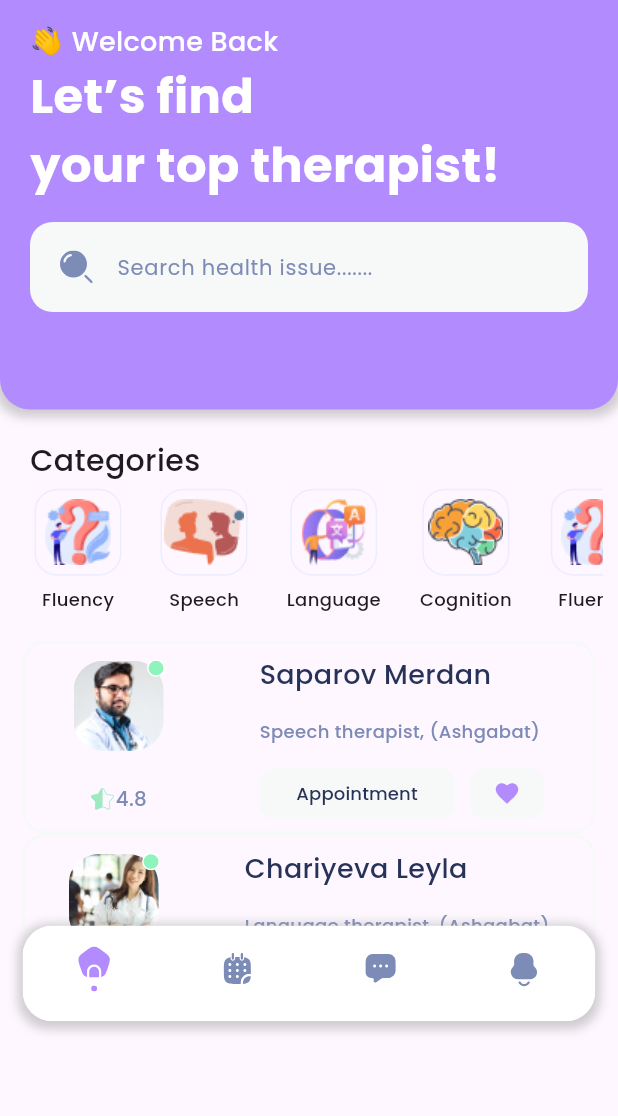
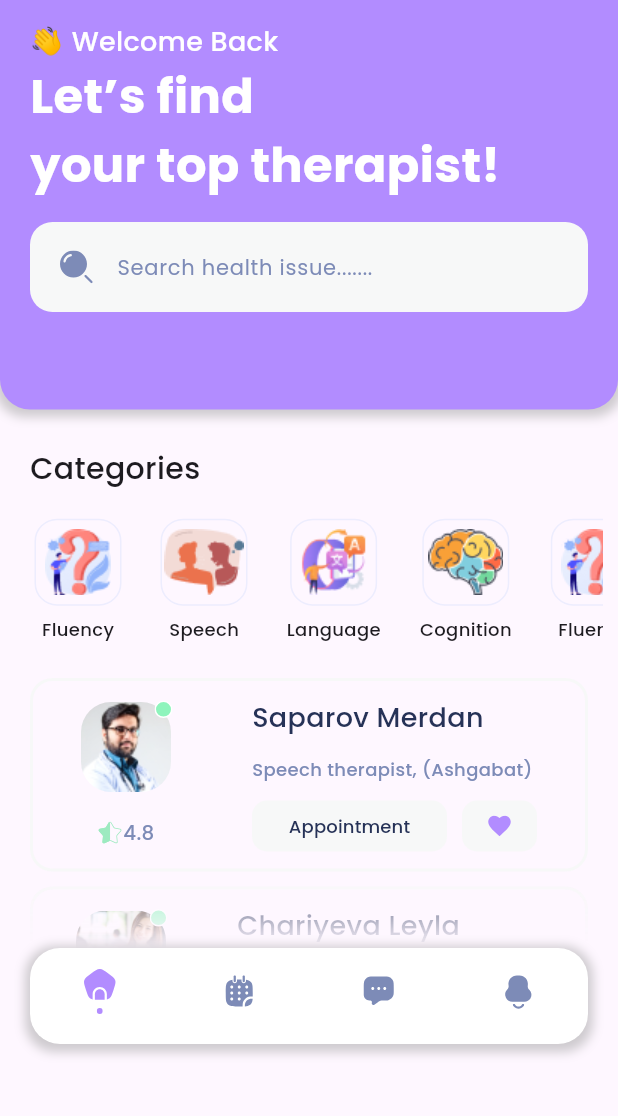
Before and after one commit to lukman-hakim-123/flutter-ui-figma, a Flutter app: the screen it shows after launch, on a phone screen of 412 x 824 dp, the part 114-1230 px from its top. Run offline on Flutter 3.47's test engine with Material 3 defaults, Android fonts, the light colour scheme and no system bars; our stand-ins replace flutter_svg, google_fonts.

Commit message:
medical app top doctor

```diff
--- a/lib/medical/features/home/page/homepage.dart
+++ b/lib/medical/features/home/page/homepage.dart
@@ -94,14 +94,14 @@ class HomePageMedical extends StatelessWidget {
                       ),
                     )),
                 SizedBox(
-                  height: 20,
+                  height: 25,
                 ),
                 Column(
                   children: [
                     Align(
                       alignment: Alignment.topLeft,
                       child: Padding(
-                        padding: const EdgeInsets.only(left: 20),
+                        padding: const EdgeInsets.only(left: 20, bottom: 15),
                         child: Text(
                           "Categories",
                           style: GoogleFonts.poppins(
@@ -111,10 +111,13 @@ class HomePageMedical extends StatelessWidget {
                       ),
                     ),
                     SizedBox(height: 90, child: Categories()),
-                    SizedBox(height: 15),
-                    SizedBox(height: 190, child: ListDoctor()),
+                    SizedBox(height: 20),
                     Padding(
-                      padding: const EdgeInsets.symmetric(horizontal: 15),
+                      padding: const EdgeInsets.symmetric(horizontal: 20),
+                      child: SizedBox(height: 180, child: ListDoctor()),
+                    ),
+                    Padding(
+                      padding: const EdgeInsets.symmetric(horizontal: 20),
                       child: Container(
                         decoration: BoxDecoration(
                             borderRadius: BorderRadius.all(Radius.circular(20)),
--- a/lib/medical/features/home/widget/appbarhome.dart
+++ b/lib/medical/features/home/widget/appbarhome.dart
@@ -8,6 +8,7 @@ class AppBarHome extends StatelessWidget implements PreferredSizeWidget {
   @override
   Widget build(BuildContext context) {
     return AppBar(
+      scrolledUnderElevation: 0.0,
       leading: IconButton(
         icon: SvgPicture.asset("assets/medical/icons/Menu.svg"),
         onPressed: () {
--- a/lib/medical/features/home/widget/doctor.dart
+++ b/lib/medical/features/home/widget/doctor.dart
@@ -1,4 +1,5 @@
 import 'package:figma_furniture/medical/features/appointment/appointment.dart';
+import 'package:figma_furniture/medical/features/top_doctor/topdoctor.dart';
 import 'package:flutter/material.dart';
 import 'package:flutter_svg/flutter_svg.dart';
 import 'package:google_fonts/google_fonts.dart';
@@ -35,29 +36,52 @@ class _ListDoctorState extends State<ListDoctor> {
       "job": "Speech therapist, (Ashgabat)",
       "image": "assets/medical/images/doc1.png",
       "star": "4.8"
-    }
+    },
+    {
+      "name": "Saparov Merdan",
+      "job": "Speech therapist, (Ashgabat)",
+      "image": "assets/medical/images/doc1.png",
+      "star": "4.8"
+    },
+    {
+      "name": "Saparov Merdan",
+      "job": "Speech therapist, (Ashgabat)",
+      "image": "assets/medical/images/doc1.png",
+      "star": "4.8"
+    },
+    {
+      "name": "Saparov Merdan",
+      "job": "Speech therapist, (Ashgabat)",
+      "image": "assets/medical/images/doc1.png",
+      "star": "4.8"
+    },
   ];
-  // B28CFF
-  ColorFilter _colorFilter =
-      ColorFilter.mode(Color(0xFFB28CFF), BlendMode.srcIn);
-  void _selectedColor() {
-    setState(() {
-      _colorFilter =
-          (_colorFilter == ColorFilter.mode(Color(0xFFB28CFF), BlendMode.src))
-              ? ColorFilter.mode(Colors.red, BlendMode.src)
-              : ColorFilter.mode(Color(0xFFB28CFF), BlendMode.src);
-    });
-  }
 
   @override
   Widget build(BuildContext context) {
-    return ListView.builder(
+    return ShaderMask(
+      shaderCallback: (Rect rect) {
+        return LinearGradient(
+          colors: [
+            Colors.purple,
+            Colors.transparent,
+            Colors.transparent,
+            Colors.purple
+          ],
+          begin: Alignment.topCenter,
+          end: Alignment.bottomCenter,
+          stops: [0.0, 0.0, 0.7, 1.0],
+        ).createShader(rect);
+      },
+      blendMode: BlendMode.dstOut,
+      child: ListView.builder(
           padding: EdgeInsets.only(top: 0),
           itemCount: doctors.length,
           itemBuilder: (BuildContext context, int index) {
             return Padding(
-            padding: const EdgeInsets.symmetric(horizontal: 15),
+              padding: const EdgeInsets.only(bottom: 10),
               child: Container(
+                padding: EdgeInsets.all(5),
                 height: 129,
                 width: MediaQuery.of(context).size.width,
                 decoration: BoxDecoration(
@@ -139,7 +163,8 @@ class _ListDoctorState extends State<ListDoctor> {
                               height: 34,
                               child: TextButton(
                                   onPressed: () {
-                                  Navigator.of(context).push(MaterialPageRoute(
+                                    Navigator.of(context).push(
+                                        MaterialPageRoute(
                                             builder: (context) =>
                                                 const Appointment()));
                                   },
@@ -164,7 +189,12 @@ class _ListDoctorState extends State<ListDoctor> {
                               width: 50,
                               height: 34,
                               child: IconButton(
-                                onPressed: _selectedColor,
+                                  onPressed: () {
+                                    Navigator.of(context).push(
+                                        MaterialPageRoute(
+                                            builder: (context) =>
+                                                const TopDoctor()));
+                                  },
                                   icon: (SvgPicture.asset(
                                     "assets/medical/icons/Vector.svg",
                                   ))),
@@ -177,6 +207,7 @@ class _ListDoctorState extends State<ListDoctor> {
                 ),
               ),
             );
-        });
+          }),
+    );
   }
 }
```
Also changed, not shown: lib/medical/features/top_doctor/topdoctor.dart (added, +67 -0 lines). Lines whose indentation alone changed are shown as unchanged.
